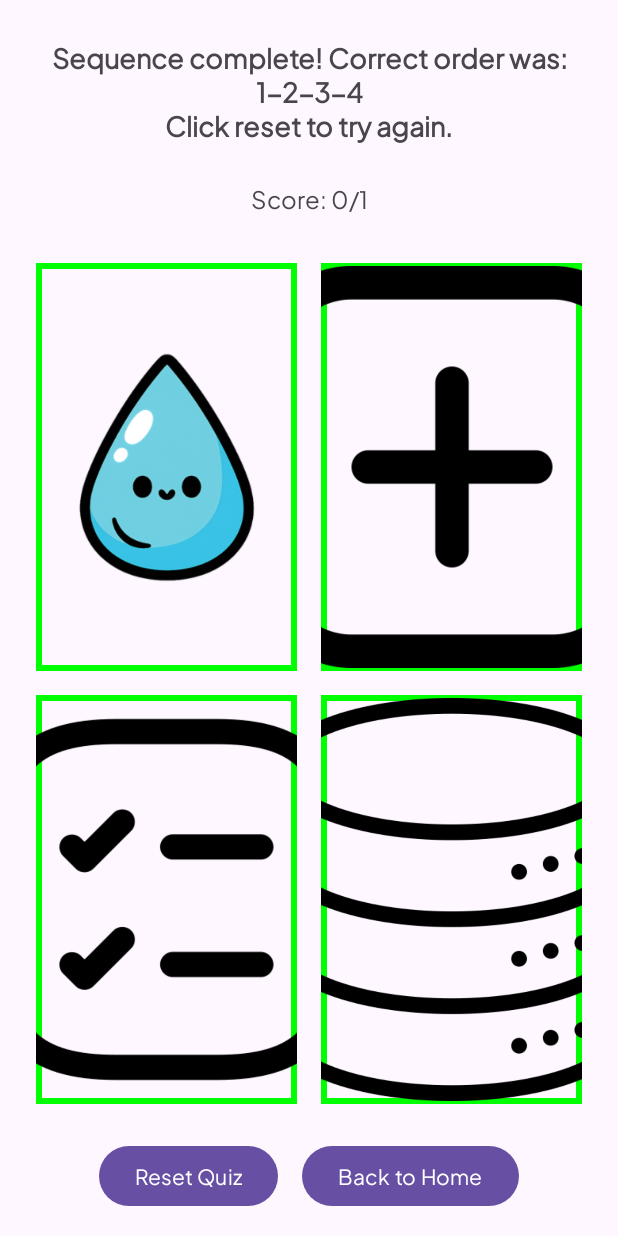
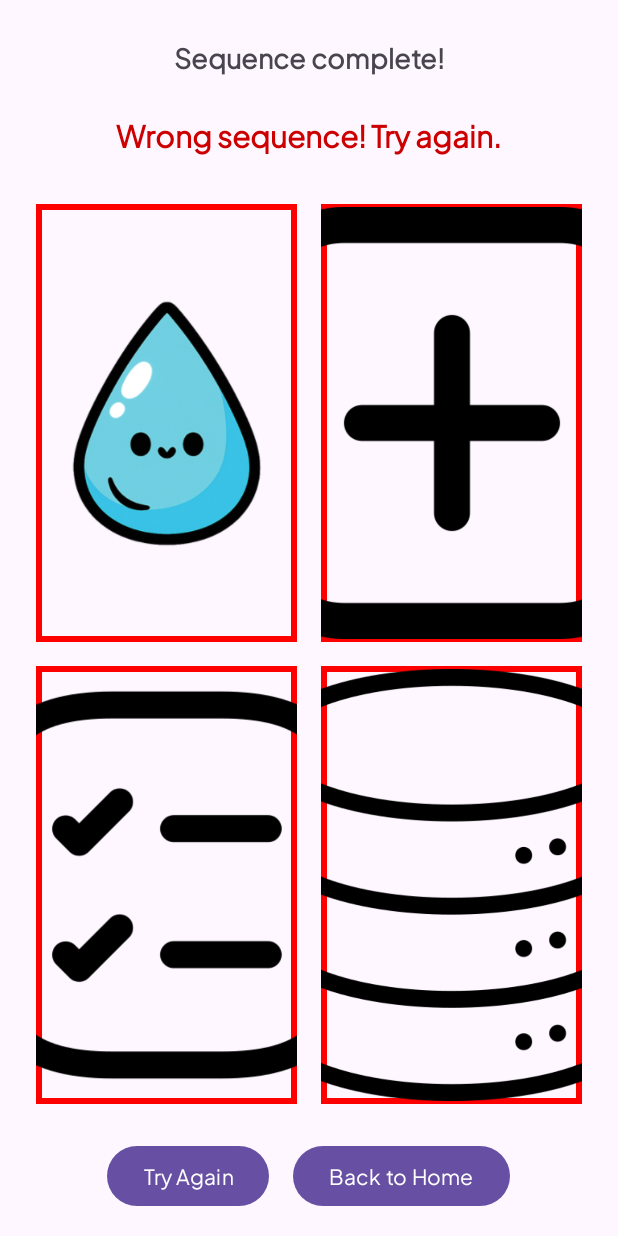
Before and after one commit to inigodraf/Hygiene-Buddy, an Android app: the fragment FragmentQuiz placed in its activity, after a tap on an icon or button, on a phone screen of 412 x 824 dp. Run offline under Robolectric (Android 15) with nearby library versions, the phone set to English and light mode, and no system bars; 3 other taps on this screen came first.

Commit message:
clearer quiz result feedback

```diff
--- a/app/src/main/java/com/example/hygienebuddy/FragmentQuiz.java
+++ b/app/src/main/java/com/example/hygienebuddy/FragmentQuiz.java
@@ -27,15 +27,14 @@ public class FragmentQuiz extends Fragment {
 
     // Quiz elements
     private ImageView image1, image2, image3, image4;
-    private TextView instructionText, scoreText;
+    private TextView instructionText, resultText;
     private Button resetButton, homeButton;
+    private View celebrationOverlay;
 
     // Quiz logic
     private List<Integer> correctOrder = Arrays.asList(1, 2, 3, 4);
     private List<Integer> userSequence = new ArrayList<>();
     private List<Integer> currentImagePositions = new ArrayList<>();
-    private int score = 0;
-    private int totalAttempts = 0;
 
     // Image resources
     private int[] imageResources = {
@@ -76,9 +75,10 @@ public class FragmentQuiz extends Fragment {
         image3 = view.findViewById(R.id.image3);
         image4 = view.findViewById(R.id.image4);
         instructionText = view.findViewById(R.id.instructionText);
-        scoreText = view.findViewById(R.id.scoreText);
+        resultText = view.findViewById(R.id.resultText);
         resetButton = view.findViewById(R.id.resetButton);
         homeButton = view.findViewById(R.id.homeButton);
+        celebrationOverlay = view.findViewById(R.id.celebrationOverlay);
     }
 
     private void setupClickListeners() {
@@ -103,11 +103,8 @@ public class FragmentQuiz extends Fragment {
         image3.setImageResource(imageResources[imageIndices.get(2)]);
         image4.setImageResource(imageResources[imageIndices.get(3)]);
 
-        // Reset backgrounds
-        image1.setBackgroundResource(R.drawable.image_border);
-        image2.setBackgroundResource(R.drawable.image_border);
-        image3.setBackgroundResource(R.drawable.image_border);
-        image4.setBackgroundResource(R.drawable.image_border);
+        // Reset all borders to normal
+        resetAllBorders();
 
         currentImagePositions.clear();
         for (int i = 0; i < imageIndices.size(); i++) {
@@ -132,7 +129,7 @@ public class FragmentQuiz extends Fragment {
     }
 
     private void highlightImage(int position) {
-        int highlightColor = R.drawable.image_border_highlighted;
+        int highlightColor = R.drawable.image_border_selected;
 
         switch (position) {
             case 0:
@@ -151,35 +148,92 @@ public class FragmentQuiz extends Fragment {
     }
 
     private void checkSequence() {
-        totalAttempts++;
-
         List<Integer> userImageSequence = new ArrayList<>();
         for (int position : userSequence) {
             userImageSequence.add(currentImagePositions.get(position));
         }
 
         if (userImageSequence.equals(correctOrder)) {
-            score++;
-            Toast.makeText(getContext(), "Correct! Well done!", Toast.LENGTH_LONG).show();
+            showCelebration();
+            resultText.setText("Correct! Good job!");
+            resultText.setTextColor(getResources().getColor(android.R.color.holo_green_dark));
         } else {
-            Toast.makeText(getContext(), "Wrong sequence! Try again.", Toast.LENGTH_LONG).show();
+            showWrongSequence();
+            resultText.setText("Wrong sequence! Try again.");
+            resultText.setTextColor(getResources().getColor(android.R.color.holo_red_dark));
         }
 
-        updateScore();
         resetButton.setVisibility(View.VISIBLE);
-        instructionText.setText("Sequence complete! Correct order was: 1-2-3-4\nClick reset to try again.");
+        instructionText.setText("Sequence complete!");
     }
 
-    private void updateScore() {
-        scoreText.setText("Score: " + score + "/" + totalAttempts);
+    private void showCelebration() {
+        // Show celebration overlay
+        celebrationOverlay.setVisibility(View.VISIBLE);
+
+        // Set all correct images to green border
+        for (int i = 0; i < userSequence.size(); i++) {
+            int position = userSequence.get(i);
+            switch (position) {
+                case 0:
+                    image1.setBackgroundResource(R.drawable.image_border_correct);
+                    break;
+                case 1:
+                    image2.setBackgroundResource(R.drawable.image_border_correct);
+                    break;
+                case 2:
+                    image3.setBackgroundResource(R.drawable.image_border_correct);
+                    break;
+                case 3:
+                    image4.setBackgroundResource(R.drawable.image_border_correct);
+                    break;
+            }
+        }
+
+        // Hide celebration after 3 seconds
+        celebrationOverlay.postDelayed(() -> {
+            celebrationOverlay.setVisibility(View.GONE);
+        }, 3000);
+    }
+
+    private void showWrongSequence() {
+        // Set all images to red border
+        for (int position : userSequence) {
+            switch (position) {
+                case 0:
+                    image1.setBackgroundResource(R.drawable.image_border_wrong);
+                    break;
+                case 1:
+                    image2.setBackgroundResource(R.drawable.image_border_wrong);
+                    break;
+                case 2:
+                    image3.setBackgroundResource(R.drawable.image_border_wrong);
+                    break;
+                case 3:
+                    image4.setBackgroundResource(R.drawable.image_border_wrong);
+                    break;
+            }
+        }
+
+        // Flash the result text
+        resultText.setAlpha(0f);
+        resultText.animate().alpha(1f).setDuration(500).start();
+    }
+
+    private void resetAllBorders() {
+        image1.setBackgroundResource(R.drawable.image_border);
+        image2.setBackgroundResource(R.drawable.image_border);
+        image3.setBackgroundResource(R.drawable.image_border);
+        image4.setBackgroundResource(R.drawable.image_border);
     }
 
     private void resetQuiz() {
         userSequence.clear();
+        resultText.setText("");
         shuffleImages();
         resetButton.setVisibility(View.GONE);
-        instructionText.setText("Click the images in the correct sequence order (1-2-3-4)!");
-        updateScore();
+        celebrationOverlay.setVisibility(View.GONE);
+        instructionText.setText("Click the images in the correct order!");
     }
 
     private void navigateToHome() {
--- /dev/null
+++ b/app/src/main/res/drawable/image_border_selected.xml
@@ -0,0 +1,11 @@
+<?xml version="1.0" encoding="utf-8"?>
+<shape xmlns:android="http://schemas.android.com/apk/res/android">
+    <stroke
+        android:width="4dp"
+        android:color="#FFA500" />
+    <padding
+        android:left="2dp"
+        android:top="2dp"
+        android:right="2dp"
+        android:bottom="2dp" />
+</shape>
--- /dev/null
+++ b/app/src/main/res/drawable/image_border_wrong.xml
@@ -0,0 +1,11 @@
+<?xml version="1.0" encoding="utf-8"?>
+<shape xmlns:android="http://schemas.android.com/apk/res/android">
+    <stroke
+        android:width="4dp"
+        android:color="#FF0000" />
+    <padding
+        android:left="2dp"
+        android:top="2dp"
+        android:right="2dp"
+        android:bottom="2dp" />
+</shape>
--- a/app/src/main/res/layout/fragment_quiz.xml
+++ b/app/src/main/res/layout/fragment_quiz.xml
@@ -1,11 +1,24 @@
 <?xml version="1.0" encoding="utf-8"?>
-<LinearLayout xmlns:android="http://schemas.android.com/apk/res/android"
+<RelativeLayout xmlns:android="http://schemas.android.com/apk/res/android"
     xmlns:tools="http://schemas.android.com/tools"
     android:layout_width="match_parent"
     android:layout_height="match_parent"
-    android:orientation="vertical"
     android:padding="16dp"
     tools:context=".FragmentQuiz">
+
+    <!-- Celebration Overlay -->
+    <View
+        android:id="@+id/celebrationOverlay"
+        android:layout_width="match_parent"
+        android:layout_height="match_parent"
+        android:background="#8000FF00"
+        android:visibility="gone"
+        android:alpha="0.3" />
+
+    <LinearLayout
+        android:layout_width="match_parent"
+        android:layout_height="match_parent"
+        android:orientation="vertical">
 
         <TextView
             android:id="@+id/instructionText"
@@ -19,11 +32,12 @@
             android:padding="8dp" />
 
         <TextView
-        android:id="@+id/scoreText"
+            android:id="@+id/resultText"
             android:layout_width="match_parent"
             android:layout_height="wrap_content"
-        android:text="Score: 0/0"
-        android:textSize="16sp"
+            android:text=""
+            android:textSize="20sp"
+            android:textStyle="bold"
             android:gravity="center"
             android:layout_marginBottom="24dp" />
 
@@ -100,7 +114,7 @@
                 android:id="@+id/resetButton"
                 android:layout_width="wrap_content"
                 android:layout_height="wrap_content"
-            android:text="Reset Quiz"
+                android:text="Try Again"
                 android:layout_marginEnd="16dp"
                 android:visibility="gone" />
 
@@ -113,3 +127,5 @@
         </LinearLayout>
 
     </LinearLayout>
+
+</RelativeLayout>
```
Also changed, not shown: app/src/main/res/drawable/image_border_correct.xml (renamed from app/src/main/res/drawable/image_border_highlighted.xml). Lines whose indentation alone changed are shown as unchanged.
